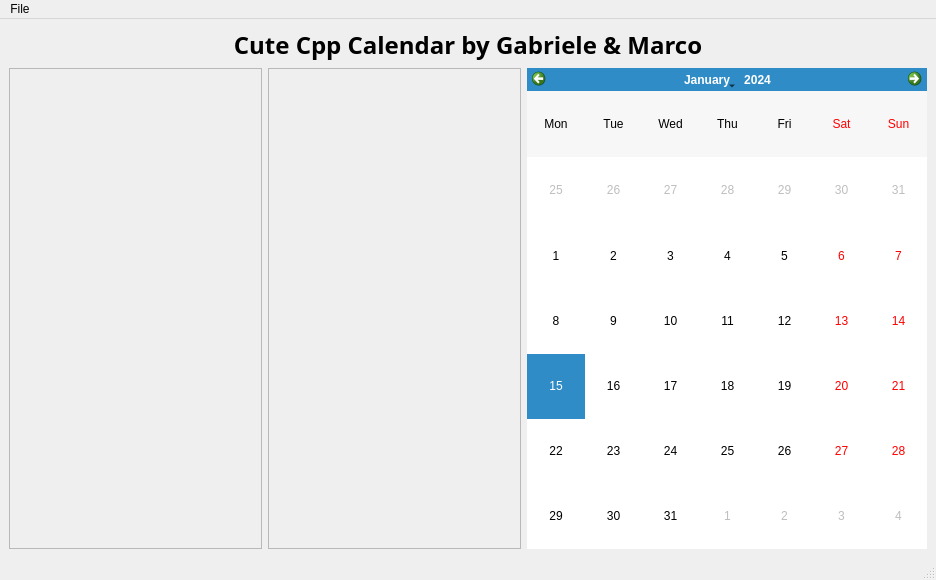
Qt form project/CCC_Cute_Cpp_Calendar/gui/mainwindow.ui (GrayNeel/Calendary-and-ToDo-List) before a commit.
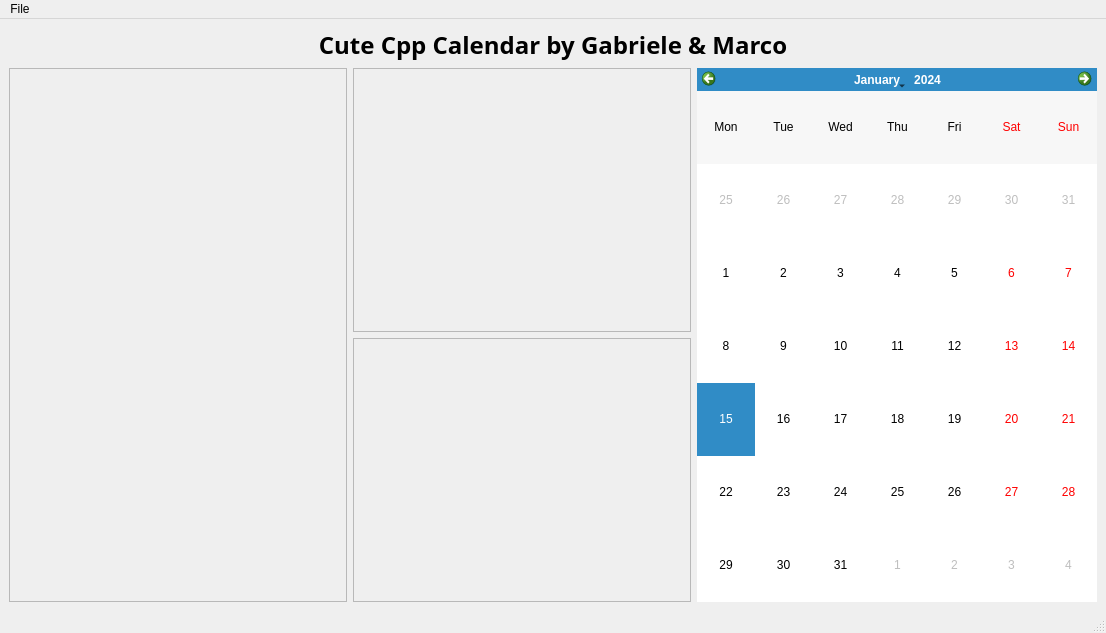
The same form after that commit.

The edit to the form file:
```diff
--- a/project/CCC_Cute_Cpp_Calendar/gui/mainwindow.ui
+++ b/project/CCC_Cute_Cpp_Calendar/gui/mainwindow.ui
@@ -6,8 +6,8 @@
    <rect>
     <x>0</x>
     <y>0</y>
-    <width>936</width>
-    <height>580</height>
+    <width>1106</width>
+    <height>633</height>
    </rect>
   </property>
   <property name="sizePolicy">
@@ -86,8 +86,8 @@
             <rect>
              <x>0</x>
              <y>0</y>
-             <width>249</width>
-             <height>477</height>
+             <width>334</width>
+             <height>530</height>
             </rect>
            </property>
            <property name="sizePolicy">
@@ -99,6 +99,8 @@
           </widget>
          </widget>
         </item>
+        <item>
+         <layout class="QVBoxLayout" name="verticalLayout_2">
         <item>
          <widget class="QScrollArea" name="eventScrollArea">
           <property name="sizePolicy">
@@ -110,7 +112,7 @@
           <property name="minimumSize">
            <size>
             <width>251</width>
-            <height>461</height>
+              <height>230</height>
            </size>
           </property>
           <property name="autoFillBackground">
@@ -133,12 +135,43 @@
             <rect>
              <x>0</x>
              <y>0</y>
-             <width>249</width>
-             <height>477</height>
+               <width>332</width>
+               <height>262</height>
             </rect>
            </property>
           </widget>
          </widget>
+          </item>
+          <item>
+           <widget class="QScrollArea" name="todoScrollArea">
+            <property name="sizePolicy">
+             <sizepolicy hsizetype="Expanding" vsizetype="Preferred">
+              <horstretch>0</horstretch>
+              <verstretch>0</verstretch>
+             </sizepolicy>
+            </property>
+            <property name="minimumSize">
+             <size>
+              <width>251</width>
+              <height>260</height>
+             </size>
+            </property>
+            <property name="widgetResizable">
+             <bool>true</bool>
+            </property>
+            <widget class="QWidget" name="scrollAreaWidgetContents_3">
+             <property name="geometry">
+              <rect>
+               <x>0</x>
+               <y>0</y>
+               <width>332</width>
+               <height>258</height>
+              </rect>
+             </property>
+            </widget>
+           </widget>
+          </item>
+         </layout>
         </item>
         <item>
          <widget class="QCalendarWidget" name="calendarWidget">
@@ -173,7 +206,7 @@
     <rect>
      <x>0</x>
      <y>0</y>
-     <width>936</width>
+     <width>1106</width>
      <height>20</height>
     </rect>
    </property>
```
Lines whose indentation alone changed are shown as unchanged.
